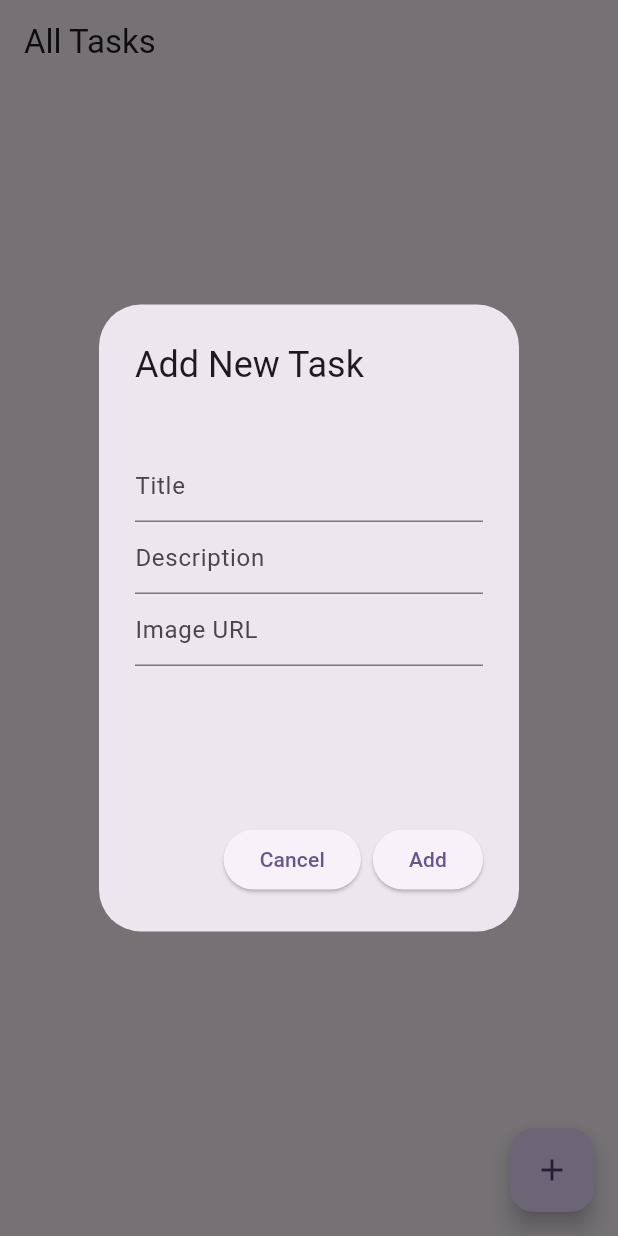
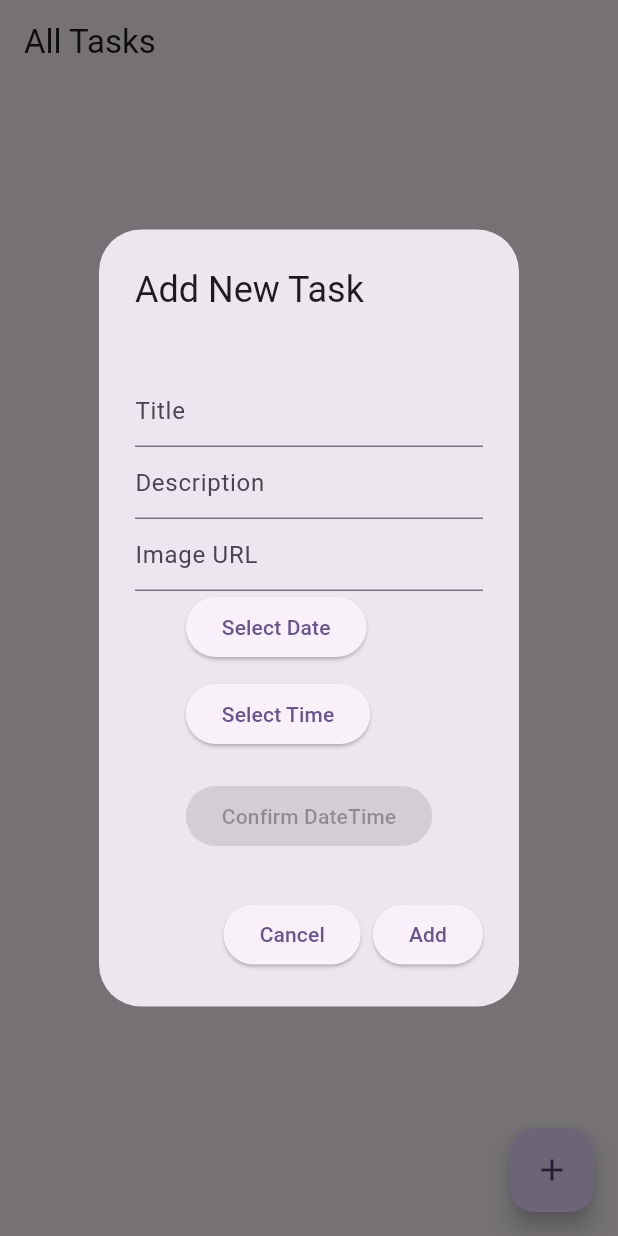
Before and after one commit to jithinkjclt/hivetodo, a Flutter app: the screen it shows after launch, after a tap on the "add" icon, on a phone screen of 412 x 824 dp. Run offline on Flutter 3.47's test engine with Material 3 defaults, Android fonts, the phone set to English and light mode, and no system bars; our stand-ins replace bloc, flutter_bloc, hive_flutter; accounts and stored records are empty.

Commit message:
learnd custome dat pcik

```diff
--- a/lib/Screens/cuubit_cubit.dart
+++ b/lib/Screens/cuubit_cubit.dart
@@ -1,23 +1,38 @@
 import 'package:bloc/bloc.dart';
 import 'package:flutter/cupertino.dart';
 import 'package:meta/meta.dart';
-
 import '../models/todo_model.dart';
 import '../services/todo_service.dart';
 
 part 'cuubit_state.dart';
 
 class CuubitCubit extends Cubit<CuubitState> {
-  CuubitCubit() : super(CuubitInitial());
+  CuubitCubit() : super(CuubitInitial()) {
+    loadTodo();
+  }
 
   final TextEditingController titlectr = TextEditingController();
   final TextEditingController discriptionectr = TextEditingController();
   final TextEditingController imgectr = TextEditingController();
   final TodoService todoService = TodoService();
+
+  dynamic dateTime;
   List<Todo> todo = [];
 
   Future<void> loadTodo() async {
     todo = await todoService.getTodos();
+    initDelete();
     emit(CuubitInitial());
   }
+
+  void initDelete() {
+    for (int i = 0; i < todo.length; i++) {
+      final todoItem = todo[i];
+
+      if (todoItem.createdAt.isBefore(DateTime.now())) {
+        todoService.deleteTodo(i);
+        i--;
+      }
+    }
+  }
 }
--- a/lib/Screens/todo_home_page.dart
+++ b/lib/Screens/todo_home_page.dart
@@ -2,6 +2,7 @@ import 'package:flutter/cupertino.dart';
 import 'package:flutter/material.dart';
 import 'package:flutter_bloc/flutter_bloc.dart';
 import 'package:hivelerning/Screens/cuubit_cubit.dart';
+import 'package:hivelerning/components/custome_date_picker.dart';
 import '../models/todo_model.dart';
 
 class TodoScreen extends StatelessWidget {
@@ -10,7 +11,7 @@ class TodoScreen extends StatelessWidget {
   @override
   Widget build(BuildContext context) {
     return BlocProvider(
-      create: (context) => CuubitCubit()..loadTodo(),
+      create: (context) => CuubitCubit(),
       child: BlocBuilder<CuubitCubit, CuubitState>(
         builder: (context, state) {
           final cubit = context.read<CuubitCubit>();
@@ -24,7 +25,8 @@ class TodoScreen extends StatelessWidget {
             appBar: AppBar(
               title: const Text("All Tasks"),
             ),
-            body:cubit.todo.isNotEmpty? Container(
+            body: cubit.todo.isNotEmpty
+                ? Container(
                     padding: const EdgeInsets.all(20),
                     height: double.infinity,
                     width: double.infinity,
@@ -36,8 +38,10 @@ class TodoScreen extends StatelessWidget {
                           elevation: 5,
                           child: ListTile(
                             leading: CircleAvatar(
-
-                        child: Image(image: NetworkImage(todo.imgurl),fit: BoxFit.fill,),
+                              child: Image(
+                                image: NetworkImage(todo.imgurl),
+                                fit: BoxFit.fill,
+                              ),
                             ),
                             tileColor: Colors.pink.shade50,
                             contentPadding: const EdgeInsets.all(15),
@@ -71,12 +75,13 @@ class TodoScreen extends StatelessWidget {
                               ),
                             ),
                             title: Text(todo.title),
-                      subtitle: Text(todo.discription),
+                            subtitle: Text(todo.createdAt.toString()),
                           ),
                         );
                       },
                     ),
-            ):Center(child: Text("No Todo Added")),
+                  )
+                : const Center(child: Text("No Todo Added")),
           );
         },
       ),
@@ -89,8 +94,9 @@ class TodoScreen extends StatelessWidget {
       builder: (context) {
         return AlertDialog(
           title: const Text("Add New Task"),
-          content: SizedBox(
-            height: 250,
+          content: SingleChildScrollView(
+            child: SizedBox(
+              height: 350,
               child: Column(
                 children: [
                   const SizedBox(height: 25),
@@ -106,7 +112,15 @@ class TodoScreen extends StatelessWidget {
                     decoration: const InputDecoration(hintText: "Image URL"),
                     controller: cubit.imgectr,
                   ),
+                  SizedBox(
+                    child: DateTimePicker(
+                      onDateTimeSelected: (DateTime) {
+                        cubit.dateTime = DateTime;
+                      },
+                    ),
+                  )
                 ],
+              ),
             ),
           ),
           actions: [
@@ -122,7 +136,7 @@ class TodoScreen extends StatelessWidget {
                   imgurl: cubit.imgectr.text,
                   title: cubit.titlectr.text,
                   completed: false,
-                  createdAt: DateTime.now(),
+                  createdAt: cubit.dateTime,
                   discription: cubit.discriptionectr.text,
                 );
                 await cubit.todoService.addTodo(newTodo);
@@ -150,8 +164,9 @@ class TodoScreen extends StatelessWidget {
       builder: (context) {
         return AlertDialog(
           title: const Text("Edit Task"),
-          content: SizedBox(
-            height: 250,
+          content: SingleChildScrollView(
+            child: SizedBox(
+              height: 350,
               child: Column(
                 children: [
                   const SizedBox(height: 25),
@@ -167,7 +182,15 @@ class TodoScreen extends StatelessWidget {
                     decoration: const InputDecoration(hintText: "Image URL"),
                     controller: cubit.imgectr,
                   ),
+                  SizedBox(
+                    child: DateTimePicker(
+                      onDateTimeSelected: (DateTime) {
+                        cubit.dateTime = DateTime;
+                      },
+                    ),
+                  )
                 ],
+              ),
             ),
           ),
           actions: [
@@ -182,7 +205,7 @@ class TodoScreen extends StatelessWidget {
                 todo.title = cubit.titlectr.text;
                 todo.discription = cubit.discriptionectr.text;
                 todo.imgurl = cubit.imgectr.text;
-                todo.createdAt = DateTime.now();
+                todo.createdAt = cubit.dateTime;
                 await cubit.todoService.updateTodo(index, todo);
                 cubit.titlectr.clear();
                 cubit.discriptionectr.clear();
--- /dev/null
+++ b/lib/components/custome_date_picker.dart
@@ -0,0 +1,86 @@
+import 'package:flutter/material.dart';
+
+class DateTimePicker extends StatefulWidget {
+  final Function(DateTime) onDateTimeSelected;
+
+  const DateTimePicker({Key? key, required this.onDateTimeSelected})
+      : super(key: key);
+
+  @override
+  _DateTimePickerState createState() => _DateTimePickerState();
+}
+
+class _DateTimePickerState extends State<DateTimePicker> {
+  DateTime? selectedDate;
+  TimeOfDay? selectedTime;
+
+  Future<void> _selectDate(BuildContext context) async {
+    final DateTime? picked = await showDatePicker(
+      context: context,
+      initialDate: selectedDate ?? DateTime.now(),
+      firstDate: DateTime(2000),
+      lastDate: DateTime(2101),
+    );
+
+    if (picked != null && picked != selectedDate) {
+      setState(() {
+        selectedDate = picked;
+      });
+    }
+  }
+
+  Future<void> _selectTime(BuildContext context) async {
+    final TimeOfDay? picked = await showTimePicker(
+      context: context,
+      initialTime: selectedTime ?? TimeOfDay.now(),
+    );
+
+    if (picked != null && picked != selectedTime) {
+      setState(() {
+        selectedTime = picked;
+      });
+    }
+  }
+
+  @override
+  Widget build(BuildContext context) {
+    return Column(
+      crossAxisAlignment: CrossAxisAlignment.start,
+      children: [
+        ElevatedButton(
+          onPressed: () => _selectDate(context),
+          child: Text(
+            selectedDate == null
+                ? 'Select Date'
+                : 'Selected Date: ${selectedDate!.toLocal()}'.split(' ')[0],
+          ),
+        ),
+        SizedBox(height: 10),
+        ElevatedButton(
+          onPressed: () => _selectTime(context),
+          child: Text(
+            selectedTime == null
+                ? 'Select Time'
+                : 'Selected Time: ${selectedTime!.format(context)}',
+          ),
+        ),
+        SizedBox(height: 20),
+        ElevatedButton(
+          onPressed: selectedDate != null && selectedTime != null
+              ? () {
+                  final DateTime finalDateTime = DateTime(
+                    selectedDate!.year,
+                    selectedDate!.month,
+                    selectedDate!.day,
+                    selectedTime!.hour,
+                    selectedTime!.minute,
+                  );
+                  widget.onDateTimeSelected(finalDateTime);
+                }
+              : null,
+          child: Text('Confirm DateTime'),
+        ),
+      ],
+    );
+  }
+}
```
Lines whose indentation alone changed are shown as unchanged.
